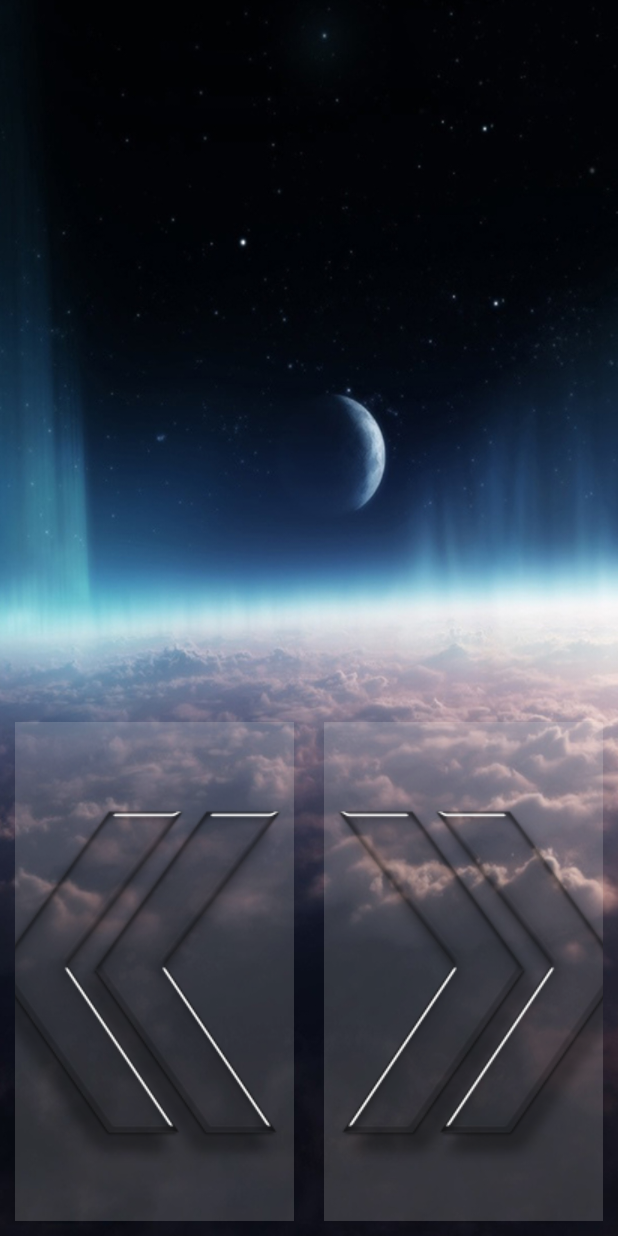
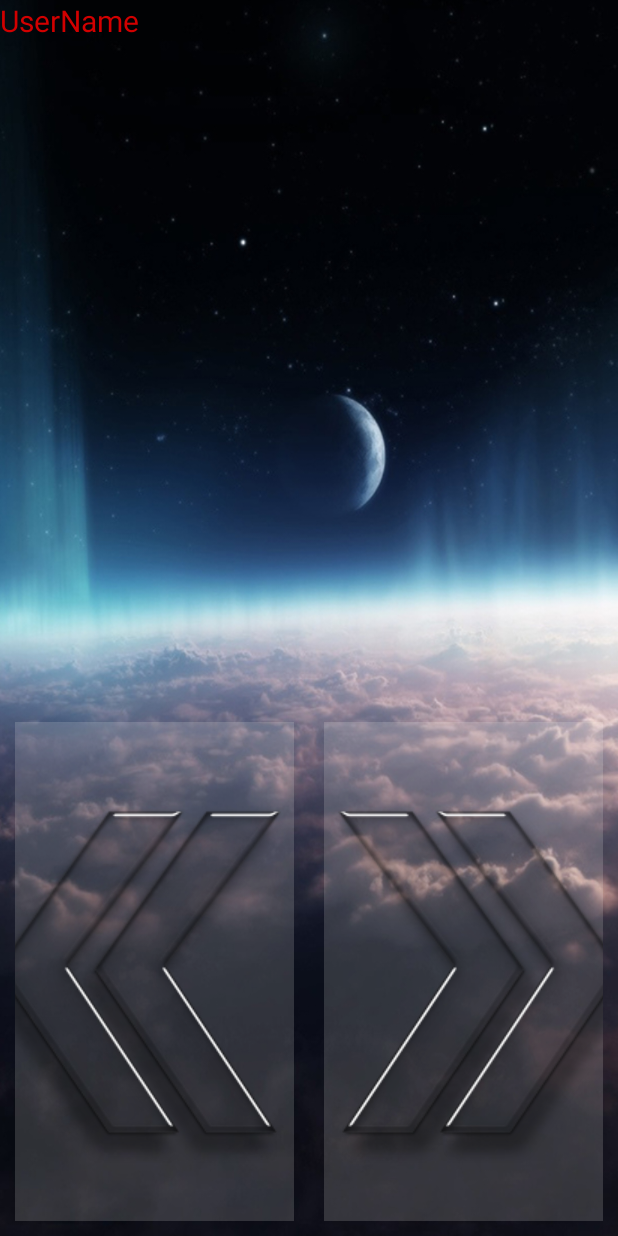
Before and after one commit to landtanin/Space-Ship, an Android app: the layout activity_game_control.xml on its own in the app's theme, with its tools: preview values and no code run, on a phone screen of 412 x 824 dp. Run offline under Robolectric (Android 15) with nearby library versions, the phone set to English and light mode, and no system bars.

Commit message:
Intent String userName from ChooseShip to GameControlActivity and show on top left corner

```diff
--- a/app/src/main/java/com/example/landtanin/spaceship/ChooseShip.java
+++ b/app/src/main/java/com/example/landtanin/spaceship/ChooseShip.java
@@ -110,6 +110,7 @@ public class ChooseShip extends AppCompatActivity {
                 shipSelectButtonMediaPlayer.start();
 
                 Intent objIntent = new Intent(ChooseShip.this, GameControlActivity.class);
+                objIntent.putExtra("userToShow", userName);
                 startActivity(objIntent);
                 finish();
 
--- a/app/src/main/res/layout/activity_game_control.xml
+++ b/app/src/main/res/layout/activity_game_control.xml
@@ -7,7 +7,17 @@
     <FrameLayout
         android:layout_width="match_parent"
         android:layout_height="match_parent"
-        android:layout_weight="0.375"></FrameLayout>
+        android:layout_weight="0.375">
+
+        <TextView
+            android:layout_width="wrap_content"
+            android:layout_height="wrap_content"
+            android:text="UserName"
+            android:id="@+id/userShow"
+            android:layout_gravity="left|top"
+            android:textColor="#d20000"
+            android:textSize="20dp" />
+    </FrameLayout>
 
     <LinearLayout
         android:orientation="horizontal"
```
Also changed, not shown: app/src/main/java/com/example/landtanin/spaceship/GameControlActivity.java (+8 -0 lines).
